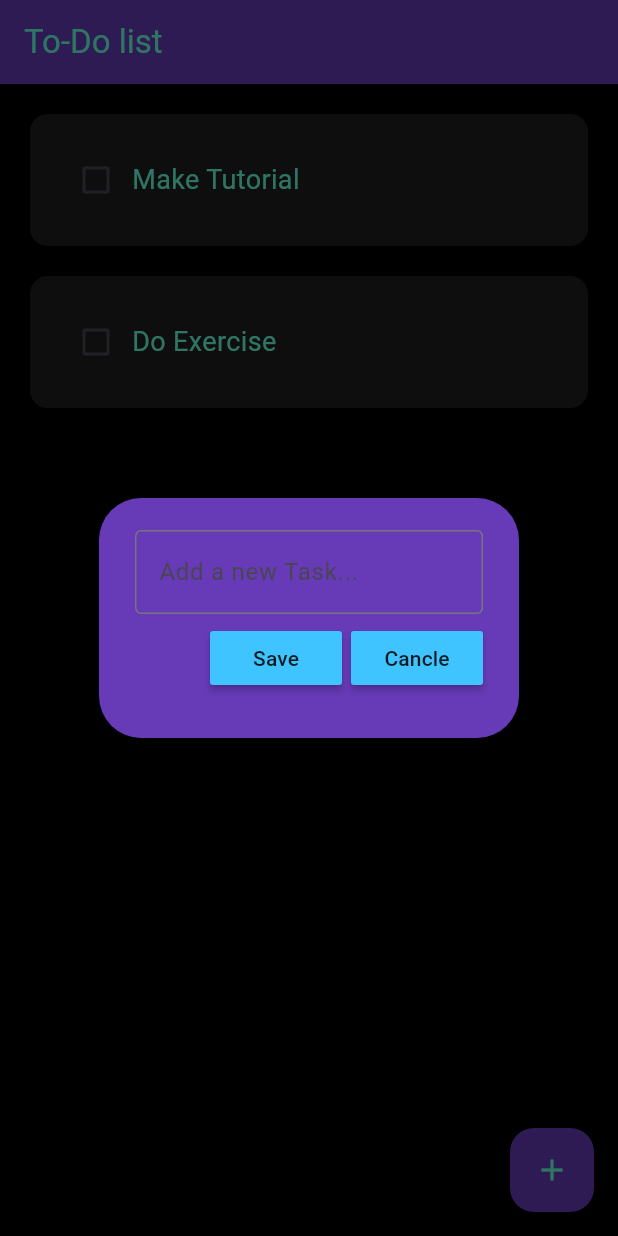
After one commit to Masfiqun/All_in_one_daily_usage_app, a Flutter app: the Homepage screen opened directly, after a tap on the "add" icon, on a phone screen of 412 x 824 dp. The commit adds this screen. Run offline on Flutter 3.47's test engine with Material 3 defaults, Android fonts, the phone set to English and light mode, and no system bars; drawn by our look-alikes of flutter_slidable; our stand-ins replace hive, hive_flutter, timer_builder; missing offline and left inert: molten_navigationbar_flutter; accounts and stored records are empty; network calls fail.

Commit message:
day 23th

```diff
--- /dev/null
+++ b/First_Project/lib/EndDrawer_To_Do_List/components/buttons.dart
@@ -0,0 +1,22 @@
+import 'package:flutter/material.dart';
+
+// ignore: must_be_immutable
+class Buttons extends StatelessWidget {
+  final String text;
+  VoidCallback onPressed;
+
+  Buttons({
+    super.key,
+    required this.text,
+    required this.onPressed,
+    });
+
+  @override
+  Widget build(BuildContext context) {
+    return MaterialButton(
+      onPressed: onPressed,
+      color: Colors.lightBlueAccent,
+      child: Text(text),
+    );
+  }
+}
--- /dev/null
+++ b/First_Project/lib/EndDrawer_To_Do_List/components/dialog_box.dart
@@ -0,0 +1,57 @@
+// ignore_for_file: prefer_const_literals_to_create_immutables, prefer_const_constructors
+
+import 'package:flutter/material.dart';
+import 'package:first_project/EndDrawer_To_Do_List/components/buttons.dart';
+
+// ignore: must_be_immutable
+class DialogBox extends StatelessWidget {
+  final controller;
+  VoidCallback onSave;
+  VoidCallback onCancle;
+
+  DialogBox({
+    super.key,
+    required this.controller,
+    required this.onSave,
+    required this.onCancle,
+    });
+
+  @override
+  Widget build(BuildContext context) {
+    return AlertDialog(
+
+      backgroundColor: Colors.deepPurple,
+      content: SizedBox(
+        height: 120,
+        child: Column(
+          mainAxisAlignment: MainAxisAlignment.spaceEvenly,
+          children: [
+            //user Input
+            TextField(
+              controller: controller,
+              style: TextStyle(color: Colors.tealAccent),
+              decoration: InputDecoration(
+                border: OutlineInputBorder(),
+                hintText: "Add a new Task...",
+              ),
+            ),
+
+            //button -> save + cancle
+            Row(
+              mainAxisAlignment: MainAxisAlignment.end,
+              children: [
+                //save button
+                Buttons(text: "Save", onPressed: onSave),
+
+                  const SizedBox(width: 6,),
+
+                //cancle button
+                Buttons(text: "Cancle", onPressed: onCancle)
+              ],
+            )
+          ],
+        ),
+      ),
+    );
+  }
+}
--- /dev/null
+++ b/First_Project/lib/EndDrawer_To_Do_List/components/todo_list.dart
@@ -0,0 +1,70 @@
+// ignore_for_file: prefer_const_constructors, sort_child_properties_last, prefer_const_literals_to_create_immutables
+
+import 'package:flutter/material.dart';
+import 'package:flutter_slidable/flutter_slidable.dart';
+
+// ignore: must_be_immutable
+class ToDoList extends StatelessWidget {
+
+  final String taskName;
+  final bool taskCompleted;
+  Function(bool?)? onChanged;
+  Function(BuildContext)? deleteFunction;
+
+  ToDoList({
+    super.key,
+    required this.taskName,
+    required this.taskCompleted,
+    required this.onChanged,
+    required this.deleteFunction,
+    });
+
+  @override
+  Widget build(BuildContext context) {
+    return Padding(
+      padding: const EdgeInsets.only(left: 20, right: 20, top: 20),
+      child: Slidable(
+        endActionPane: ActionPane(
+          motion: StretchMotion(),
+          children: [
+            SlidableAction(
+              onPressed: deleteFunction,
+              icon: Icons.delete,
+              backgroundColor: Colors.deepPurpleAccent,
+              borderRadius: BorderRadius.circular(15),
+              )
+          ]
+        ),
+        child: Container(
+          padding: EdgeInsets.all(20),
+          child: Row(
+            children: [
+              //check box
+              Checkbox(
+                value: taskCompleted,
+                onChanged: onChanged,
+                activeColor: Colors.deepPurple,
+                ),
+
+              //task name
+              Text(
+                taskName,
+                style: TextStyle(
+                  decoration: taskCompleted ? TextDecoration.lineThrough : TextDecoration.none,
+                  decorationColor: Colors.deepOrange,
+                  decorationThickness: 3,
+                  fontSize: 18,
+                  color: Colors.tealAccent
+                )
+              ),
+            ],
+          ),
+          decoration: BoxDecoration(
+            color: Colors.white12,
+            borderRadius: BorderRadius.circular(12),
+          ),
+        ),
+      ),
+    );
+  }
+}
--- /dev/null
+++ b/First_Project/lib/EndDrawer_To_Do_List/data/database.dart
@@ -0,0 +1,28 @@
+import 'package:hive/hive.dart';
+
+class ToDoDataBase{
+
+  List toDoList = [];
+
+//reference our box
+  final _mybox = Hive.box('mybox');
+
+
+//while run this method if this is the 1st time ever opening this app
+  void createInitialData(){
+    toDoList = [
+      ["Make Tutorial", false],
+      ["Do Exercise", false]
+    ];
+  }
+
+//load the data from database
+  void loadData(){
+    toDoList = _mybox.get("TODOLIST");
+  }
+
+//update the database
+  void updateDtaBase(){
+    _mybox.put("TODOLIST", toDoList);
+  }
+}
--- /dev/null
+++ b/First_Project/lib/EndDrawer_To_Do_List/pages/home_page.dart
@@ -0,0 +1,114 @@
+import 'package:flutter/material.dart';
+import 'package:first_project/EndDrawer_To_Do_List/components/dialog_box.dart';
+import 'package:hive/hive.dart';
+import 'package:first_project/EndDrawer_To_Do_List/data/database.dart';
+import 'package:first_project/EndDrawer_To_Do_List/components/todo_list.dart';
+
+class Homepage extends StatefulWidget {
+  const Homepage({super.key});
+
+  @override
+  State<Homepage> createState() => _HomepageState();
+}
+
+class _HomepageState extends State<Homepage> {
+
+//reference the hive box
+  final _mybox = Hive.box('mybox');
+  ToDoDataBase db = ToDoDataBase();
+
+  @override
+  void initState(){
+
+//if this is the 1st time ever opening the app, then create default data
+  if(_mybox.get("TODOLIST") == null){
+    db.createInitialData();
+  }else{
+//data already exists
+    db.loadData();
+  }
+    super.initState();
+  }
+
+//text controller
+  final _controller = TextEditingController();
+
+
+  void checkBoxChanged(bool? value, int index){
+    setState(() {
+      db.toDoList[index][1] = !db.toDoList[index][1];
+    });
+    db.updateDtaBase();
+  }
+
+  //save new task
+  void saveNewTask(){
+    setState(() {
+      db.toDoList.add([_controller.text, false]);
+      _controller.clear();
+    });
+    Navigator.of(context).pop();
+    db.updateDtaBase();
+  }
+
+//create a new task
+  void createNewTask() {
+    showDialog(
+      context: context,
+      builder: (context){
+        return DialogBox(
+          controller: _controller,
+          onSave: saveNewTask,
+          onCancle: () => Navigator.of(context).pop(),
+        );
+      }
+    );
+  }
+
+
+  //delete task
+  void deleteTask(int index){
+    setState(() {
+      db.toDoList.removeAt(index);
+    });
+    db.updateDtaBase();
+  }
+
+
+
+
+  @override
+  Widget build(BuildContext context) {
+    return Center(
+      child: Scaffold(
+        backgroundColor: Colors.black,
+        appBar: AppBar(
+          title: Text('To-Do list', style: TextStyle(color: Colors.tealAccent),),
+          elevation: 0,
+          backgroundColor: Colors.deepPurple,
+        ),
+
+        floatingActionButton: FloatingActionButton(
+          onPressed: createNewTask,
+          child: Icon(Icons.add),
+            backgroundColor: Colors.deepPurple,
+            foregroundColor: Colors.tealAccent,
+          ),
+
+        body: ListView.builder(
+          itemCount: db.toDoList.length,
+          itemBuilder: (context, index) {
+            return ToDoList(
+              taskName: db.toDoList[index][0],
+              taskCompleted: db.toDoList[index][1],
+              onChanged: (value) => checkBoxChanged(value, index),
+              deleteFunction: (context) => deleteTask(index),
+            );
+          },
+        ),
+      ),
+    );
+  }
+
+
+}
--- /dev/null
+++ b/First_Project/lib/EndDrawer_To_Do_List/to_do.dart
@@ -0,0 +1,28 @@
+import 'package:flutter/material.dart';
+import 'package:hive_flutter/adapters.dart';
+import 'package:first_project/EndDrawer_To_Do_List/pages/home_page.dart';
+
+void main() async{
+
+  //init the hive(to store the data)
+   await Hive.initFlutter();
+
+  //open a box
+  var box = await Hive.openBox('mybox');
+
+
+  runApp(const ToDoAp());
+}
+
+class ToDoAp extends StatelessWidget {
+  const ToDoAp({super.key});
+
+  @override
+  Widget build(BuildContext context) {
+    return MaterialApp(
+      debugShowCheckedModeBanner: false,
+      home: Homepage(),
+      theme: ThemeData(primarySwatch: Colors.yellow),
+    );
+  }
+}
--- a/First_Project/lib/main.dart
+++ b/First_Project/lib/main.dart
@@ -175,19 +175,23 @@ class _HomeActivityState extends State<HomeActivity> {
               ),
             ),
             ListTile(
+              onTap: (){},
               leading: Icon(Icons.person),
               title: Text('Profile', style: TextStyle(color: Colors.white)),
             ),
             ListTile(
+              onTap: (){},
               leading: Icon(Icons.safety_check),
               title: Text('BMI Counter', style: TextStyle(color: Colors.white)),
             ),
             ListTile(
+              onTap: (){},
               leading: Icon(Icons.add_task),
               title:
                   Text('Step Counter', style: TextStyle(color: Colors.white)),
             ),
             ListTile(
+              onTap: (){},
               leading: Icon(Icons.settings),
               title: Text('Settings', style: TextStyle(color: Colors.white)),
             ),
```
